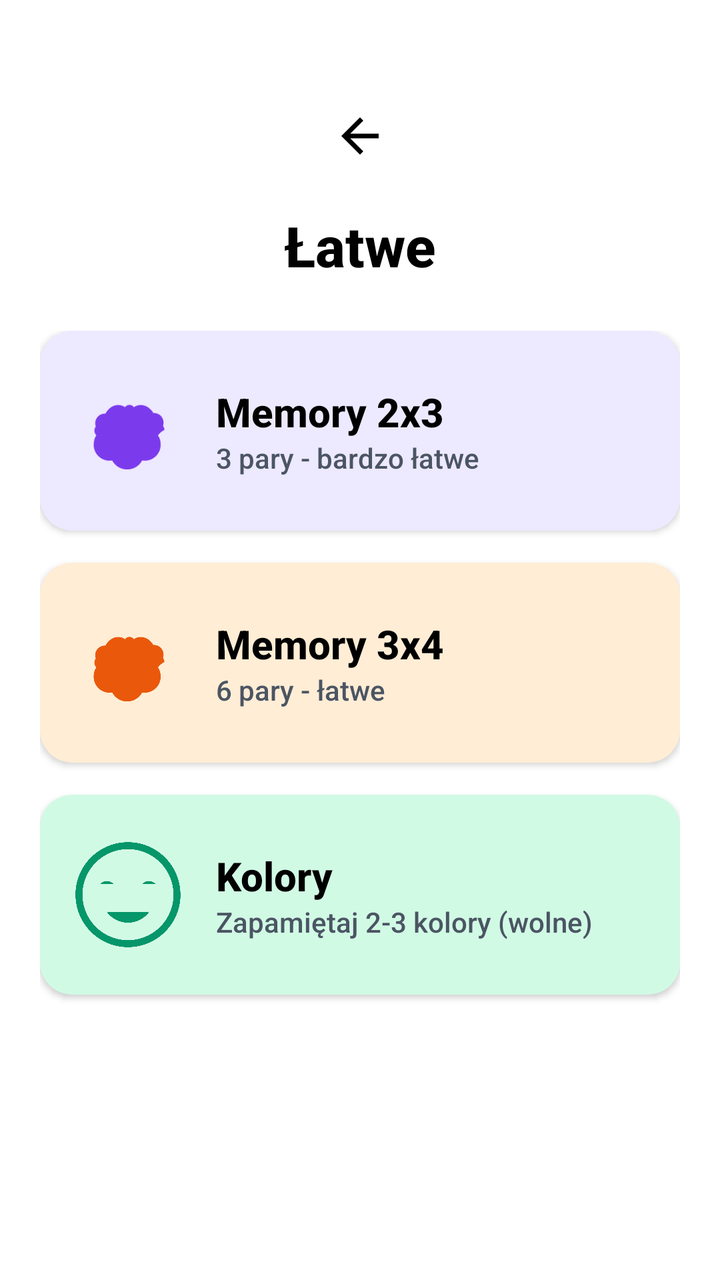
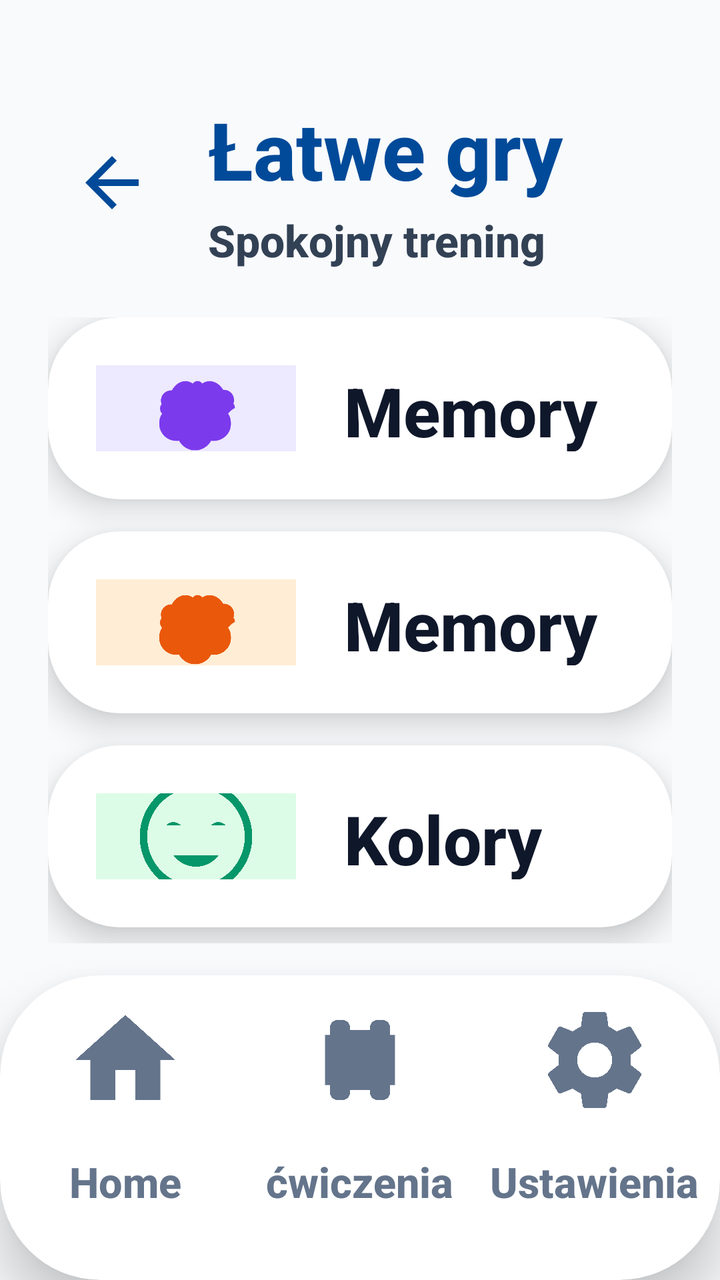

Compare the two renders of this Android layout. The source of the first and the diff that turns it into the second are given below.
<!-- AndroidManifest.xml: application theme Theme.Fitnessapp -->
<!-- res/layout/activity_easy_games.xml -->
<?xml version="1.0" encoding="utf-8"?>
<LinearLayout xmlns:android="http://schemas.android.com/apk/res/android"
    xmlns:app="http://schemas.android.com/apk/res-auto"
    android:layout_width="match_parent"
    android:layout_height="match_parent"
    android:background="@color/white"
    android:orientation="vertical"
    android:padding="20dp">

    
    <LinearLayout
        android:layout_width="match_parent"
        android:layout_height="wrap_content"
        android:gravity="center_horizontal"
        android:orientation="vertical"
        android:layout_marginTop="20dp">

        <ImageView
            android:id="@+id/btn_back"
            android:layout_width="56dp"
            android:layout_height="56dp"
            android:padding="14dp"
            android:src="@drawable/ic_back"
            app:tint="@color/black" />

        <TextView
            android:id="@+id/tv_title"
            android:layout_width="wrap_content"
            android:layout_height="wrap_content"
            android:layout_marginTop="8dp"
            android:text="Łatwe"
            android:textColor="@color/black"
            android:textSize="28sp"
            android:textStyle="bold" />
    </LinearLayout>

    
    <LinearLayout
        android:layout_width="match_parent"
        android:layout_height="0dp"
        android:layout_weight="1"
        android:orientation="vertical"
        android:layout_marginTop="24dp"
        android:gravity="center_horizontal">

        
        <androidx.cardview.widget.CardView
            android:id="@+id/card_memory_2x3"
            android:layout_width="match_parent"
            android:layout_height="100dp"
            android:clickable="true"
            android:focusable="true"
            app:cardCornerRadius="16dp"
            app:cardElevation="2dp"
            app:cardBackgroundColor="@color/purple_bg"
            app:strokeColor="@color/purple_border"
            app:strokeWidth="2dp">

            <LinearLayout
                android:layout_width="match_parent"
                android:layout_height="match_parent"
                android:orientation="horizontal"
                android:padding="16dp"
                android:gravity="center_vertical">

                <ImageView
                    android:layout_width="56dp"
                    android:layout_height="56dp"
                    android:src="@drawable/ic_brain"
                    app:tint="@color/purple_icon" />

                <LinearLayout
                    android:layout_width="wrap_content"
                    android:layout_height="wrap_content"
                    android:layout_marginStart="16dp"
                    android:orientation="vertical">

                    <TextView
                        android:layout_width="wrap_content"
                        android:layout_height="wrap_content"
                        android:text="Memory 2x3"
                        android:textColor="@color/black"
                        android:textSize="20sp"
                        android:textStyle="bold" />

                    <TextView
                        android:layout_width="wrap_content"
                        android:layout_height="wrap_content"
                        android:text="3 pary - bardzo łatwe"
                        android:textColor="@color/gray_text"
                        android:textSize="14sp" />
                </LinearLayout>
            </LinearLayout>
        </androidx.cardview.widget.CardView>

        
        <androidx.cardview.widget.CardView
            android:id="@+id/card_memory_3x4"
            android:layout_width="match_parent"
            android:layout_height="100dp"
            android:layout_marginTop="16dp"
            android:clickable="true"
            android:focusable="true"
            app:cardCornerRadius="16dp"
            app:cardElevation="2dp"
            app:cardBackgroundColor="@color/orange_bg"
            app:strokeColor="@color/orange_border"
            app:strokeWidth="2dp">

            <LinearLayout
                android:layout_width="match_parent"
                android:layout_height="match_parent"
                android:orientation="horizontal"
                android:padding="16dp"
                android:gravity="center_vertical">

                <ImageView
                    android:layout_width="56dp"
                    android:layout_height="56dp"
                    android:src="@drawable/ic_brain"
                    app:tint="@color/orange_icon" />

                <LinearLayout
                    android:layout_width="wrap_content"
                    android:layout_height="wrap_content"
                    android:layout_marginStart="16dp"
                    android:orientation="vertical">

                    <TextView
                        android:layout_width="wrap_content"
                        android:layout_height="wrap_content"
                        android:text="Memory 3x4"
                        android:textColor="@color/black"
                        android:textSize="20sp"
                        android:textStyle="bold" />

                    <TextView
                        android:layout_width="wrap_content"
                        android:layout_height="wrap_content"
                        android:text="6 pary - łatwe"
                        android:textColor="@color/gray_text"
                        android:textSize="14sp" />
                </LinearLayout>
            </LinearLayout>
        </androidx.cardview.widget.CardView>

        
        <androidx.cardview.widget.CardView
            android:id="@+id/card_colors_easy"
            android:layout_width="match_parent"
            android:layout_height="100dp"
            android:layout_marginTop="16dp"
            android:clickable="true"
            android:focusable="true"
            app:cardCornerRadius="16dp"
            app:cardElevation="2dp"
            app:cardBackgroundColor="@color/green_bg"
            app:strokeColor="@color/green_border"
            app:strokeWidth="2dp">

            <LinearLayout
                android:layout_width="match_parent"
                android:layout_height="match_parent"
                android:orientation="horizontal"
                android:padding="16dp"
                android:gravity="center_vertical">

                <ImageView
                    android:layout_width="56dp"
                    android:layout_height="56dp"
                    android:src="@drawable/ic_mood_happy"
                    app:tint="@color/green_icon" />

                <LinearLayout
                    android:layout_width="wrap_content"
                    android:layout_height="wrap_content"
                    android:layout_marginStart="16dp"
                    android:orientation="vertical">

                    <TextView
                        android:layout_width="wrap_content"
                        android:layout_height="wrap_content"
                        android:text="Kolory"
                        android:textColor="@color/black"
                        android:textSize="20sp"
                        android:textStyle="bold" />

                    <TextView
                        android:layout_width="wrap_content"
                        android:layout_height="wrap_content"
                        android:text="Zapamiętaj 2-3 kolory (wolne)"
                        android:textColor="@color/gray_text"
                        android:textSize="14sp" />
                </LinearLayout>
            </LinearLayout>
        </androidx.cardview.widget.CardView>

    </LinearLayout>

</LinearLayout>
<!-- resources referenced by this layout -->
<resources>
  <color name="black">#FF000000</color>
  <color name="gray_text">#4B5563</color>
  <color name="green_bg">#D1FAE5</color>
  <color name="green_border">#10B981</color>
  <color name="green_icon">#059669</color>
  <color name="orange_bg">#FFEDD5</color>
  <color name="orange_border">#F97316</color>
  <color name="orange_icon">#EA580C</color>
  <color name="purple_bg">#EDE9FE</color>
  <color name="purple_border">#8B5CF6</color>
  <color name="purple_icon">#7C3AED</color>
  <color name="white">#FFFFFFFF</color>
  <!-- drawable ic_back (drawable) -->
  <vector xmlns:android="http://schemas.android.com/apk/res/android"
      android:width="24dp"
      android:height="24dp"
      android:viewportWidth="24"
      android:viewportHeight="24">
      <path
          android:fillColor="#000000"
          android:pathData="M20,11H7.83l5.59,-5.59L12,4l-8,8 8,8 1.41,-1.41L7.83,13H20v-2z"/>
  </vector>
  <!-- drawable ic_mood_happy (drawable) -->
  <vector xmlns:android="http://schemas.android.com/apk/res/android"
      android:width="64dp"
      android:height="64dp"
      android:viewportWidth="64"
      android:viewportHeight="64">
      <path
          android:fillColor="#065F46"
          android:pathData="M32,2C15.43,2 2,15.43 2,32s13.43,30 30,30 30,-13.43 30,-30S48.57,2 32,2zM32,58C17.66,58 6,46.34 6,32S17.66,6 32,6s26,11.66 26,26S46.34,58 32,58z"/>
      <path
          android:fillColor="#065F46"
          android:pathData="M24,26c0,0 -4,-4 -8,0"/>
      <path
          android:fillColor="#065F46"
          android:pathData="M48,26c0,0 -4,-4 -8,0"/>
      <path
          android:fillColor="#065F46"
          android:pathData="M32,48c8,0 12,-6 12,-6H20C20,42 24,48 32,48z"/>
  </vector>
  <style name="Theme.Fitnessapp" parent="Base.Theme.Fitnessapp" />
  <style name="Base.Theme.Fitnessapp" parent="Theme.Material3.DayNight.NoActionBar">
          
          <item name="android:fontFamily">sans-serif-medium</item>
          <item name="android:textAllCaps">false</item>
      </style>
  <!-- unchanged entries left out for length: 1 -->
</resources>

<!-- the commit's change to res/layout/activity_easy_games.xml (unified diff, before → after) -->
@@ -1,94 +1,124 @@
 <?xml version="1.0" encoding="utf-8"?>
-<LinearLayout xmlns:android="http://schemas.android.com/apk/res/android"
+<androidx.constraintlayout.widget.ConstraintLayout xmlns:android="http://schemas.android.com/apk/res/android"
     xmlns:app="http://schemas.android.com/apk/res-auto"
     android:layout_width="match_parent"
     android:layout_height="match_parent"
-    android:background="@color/white"
-    android:orientation="vertical"
-    android:padding="20dp">
+    android:background="#F8FAFC">
 
     
     <LinearLayout
+        android:id="@+id/header_container"
         android:layout_width="match_parent"
         android:layout_height="wrap_content"
-        android:gravity="center_horizontal"
-        android:orientation="vertical"
-        android:layout_marginTop="20dp">
-
-        <ImageView
+        android:orientation="horizontal"
+        android:paddingHorizontal="24dp"
+        android:paddingTop="48dp"
+        android:gravity="center_vertical"
+        app:layout_constraintTop_toTopOf="parent">
+
+        <ImageButton
             android:id="@+id/btn_back"
-            android:layout_width="56dp"
-            android:layout_height="56dp"
-            android:padding="14dp"
+            android:layout_width="64dp"
+            android:layout_height="64dp"
+            android:background="?android:attr/selectableItemBackgroundBorderless"
             android:src="@drawable/ic_back"
-            app:tint="@color/black" />
-
-        <TextView
-            android:id="@+id/tv_title"
-            android:layout_width="wrap_content"
+            app:tint="#004A99"
+            android:scaleType="fitCenter"
+            android:padding="12dp" />
+
+        <LinearLayout
+            android:layout_width="0dp"
             android:layout_height="wrap_content"
-            android:layout_marginTop="8dp"
-            android:text="Łatwe"
-            android:textColor="@color/black"
-            android:textSize="28sp"
-            android:textStyle="bold" />
+            android:layout_weight="1"
+            android:orientation="vertical"
+            android:layout_marginStart="16dp">
+
+            <TextView
+                android:id="@+id/tv_title"
+                android:layout_width="match_parent"
+                android:layout_height="wrap_content"
+                android:text="Łatwe gry"
+                android:textColor="#004A99"
+                android:textSize="40sp"
+                android:textStyle="bold" />
+
+            <TextView
+                android:layout_width="match_parent"
+                android:layout_height="wrap_content"
+                android:layout_marginTop="4dp"
+                android:text="Spokojny trening"
+                android:textColor="#334155"
+                android:textSize="22sp"
+                android:textStyle="bold" />
+        </LinearLayout>
     </LinearLayout>
 
     
     <LinearLayout
         android:layout_width="match_parent"
         android:layout_height="0dp"
-        android:layout_weight="1"
         android:orientation="vertical"
-        android:layout_marginTop="24dp"
-        android:gravity="center_horizontal">
+        android:paddingHorizontal="24dp"
+        android:paddingTop="24dp"
+        android:paddingBottom="16dp"
+        app:layout_constraintTop_toBottomOf="@id/header_container"
+        app:layout_constraintBottom_toTopOf="@id/bottom_nav_container">
 
         
         <androidx.cardview.widget.CardView
             android:id="@+id/card_memory_2x3"
             android:layout_width="match_parent"
-            android:layout_height="100dp"
-            android:clickable="true"
-            android:focusable="true"
-            app:cardCornerRadius="16dp"
-            app:cardElevation="2dp"
-            app:cardBackgroundColor="@color/purple_bg"
-            app:strokeColor="@color/purple_border"
-            app:strokeWidth="2dp">
+            android:layout_height="0dp"
+            android:layout_weight="1"
+            android:layout_marginBottom="16dp"
+            app:cardCornerRadius="36dp"
+            app:cardElevation="10dp"
+            android:clickable="true"
+            android:focusable="true"
+            android:foreground="?android:attr/selectableItemBackground">
 
             <LinearLayout
                 android:layout_width="match_parent"
                 android:layout_height="match_parent"
+                android:gravity="center_vertical"
                 android:orientation="horizontal"
-                android:padding="16dp"
-                android:gravity="center_vertical">
-
-                <ImageView
-                    android:layout_width="56dp"
-                    android:layout_height="56dp"
-                    android:src="@drawable/ic_brain"
-                    app:tint="@color/purple_icon" />
+                android:padding="24dp">
+
+                <FrameLayout
+                    android:layout_width="100dp"
+                    android:layout_height="100dp">
+                    <View
+                        android:layout_width="match_parent"
+                        android:layout_height="match_parent"
+                        android:background="@drawable/bg_indicator_active"
+                        android:backgroundTint="#EDE9FE" />
+                    <ImageView
+                        android:layout_width="60dp"
+                        android:layout_height="60dp"
+                        android:layout_gravity="center"
+                        android:src="@drawable/ic_brain"
+                        app:tint="#7C3AED" />
+                </FrameLayout>
 
                 <LinearLayout
-                    android:layout_width="wrap_content"
+                    android:layout_width="match_parent"
                     android:layout_height="wrap_content"
-                    android:layout_marginStart="16dp"
+                    android:layout_marginStart="24dp"
                     android:orientation="vertical">
-
                     <TextView
                         android:layout_width="wrap_content"
                         android:layout_height="wrap_content"
                         android:text="Memory 2x3"
-                        android:textColor="@color/black"
-                        android:textSize="20sp"
-                        android:textStyle="bold" />
-
+                        android:textColor="#0F172A"
+                        android:textSize="34sp"
+                        android:textStyle="bold" />
                     <TextView
                         android:layout_width="wrap_content"
                         android:layout_height="wrap_content"
                         android:text="3 pary - bardzo łatwe"
-                        android:textColor="@color/gray_text"
-                        android:textSize="14sp" />
+                        android:textColor="#64748B"
+                        android:textSize="22sp"
+                        android:textStyle="bold" />
                 </LinearLayout>
             </LinearLayout>
         </androidx.cardview.widget.CardView>
@@ -97,49 +127,57 @@
         <androidx.cardview.widget.CardView
             android:id="@+id/card_memory_3x4"
             android:layout_width="match_parent"
-            android:layout_height="100dp"
-            android:layout_marginTop="16dp"
-            android:clickable="true"
-            android:focusable="true"
-            app:cardCornerRadius="16dp"
-            app:cardElevation="2dp"
-            app:cardBackgroundColor="@color/orange_bg"
-            app:strokeColor="@color/orange_border"
-            app:strokeWidth="2dp">
+            android:layout_height="0dp"
+            android:layout_weight="1"
+            android:layout_marginBottom="16dp"
+            app:cardCornerRadius="36dp"
+            app:cardElevation="10dp"
+            android:clickable="true"
+            android:focusable="true"
+            android:foreground="?android:attr/selectableItemBackground">
 
             <LinearLayout
                 android:layout_width="match_parent"
                 android:layout_height="match_parent"
+                android:gravity="center_vertical"
                 android:orientation="horizontal"
-                android:padding="16dp"
-                android:gravity="center_vertical">
-
-                <ImageView
-                    android:layout_width="56dp"
-                    android:layout_height="56dp"
-                    android:src="@drawable/ic_brain"
-                    app:tint="@color/orange_icon" />
+                android:padding="24dp">
+
+                <FrameLayout
+                    android:layout_width="100dp"
+                    android:layout_height="100dp">
+                    <View
+                        android:layout_width="match_parent"
+                        android:layout_height="match_parent"
+                        android:background="@drawable/bg_indicator_active"
+                        android:backgroundTint="#FFEDD5" />
+                    <ImageView
+                        android:layout_width="60dp"
+                        android:layout_height="60dp"
+                        android:layout_gravity="center"
+                        android:src="@drawable/ic_brain"
+                        app:tint="#EA580C" />
+                </FrameLayout>
 
                 <LinearLayout
-                    android:layout_width="wrap_content"
+                    android:layout_width="match_parent"
                     android:layout_height="wrap_content"
-                    android:layout_marginStart="16dp"
+                    android:layout_marginStart="24dp"
                     android:orientation="vertical">
-
                     <TextView
                         android:layout_width="wrap_content"
                         android:layout_height="wrap_content"
                         android:text="Memory 3x4"
-                        android:textColor="@color/black"
-                        android:textSize="20sp"
-                        android:textStyle="bold" />
-
-                    <TextView
-                        android:layout_width="wrap_content"
-                        android:layout_height="wrap_content"
-                        android:text="6 pary - łatwe"
-                        android:textColor="@color/gray_text"
-                        android:textSize="14sp" />
+                        android:textColor="#0F172A"
+                        android:textSize="34sp"
+                        android:textStyle="bold" />
+                    <TextView
+                        android:layout_width="wrap_content"
+                        android:layout_height="wrap_content"
+                        android:text="6 par - łatwe"
+                        android:textColor="#64748B"
+                        android:textSize="22sp"
+                        android:textStyle="bold" />
                 </LinearLayout>
             </LinearLayout>
         </androidx.cardview.widget.CardView>
@@ -148,53 +186,209 @@
         <androidx.cardview.widget.CardView
             android:id="@+id/card_colors_easy"
             android:layout_width="match_parent"
-            android:layout_height="100dp"
-            android:layout_marginTop="16dp"
-            android:clickable="true"
-            android:focusable="true"
-            app:cardCornerRadius="16dp"
-            app:cardElevation="2dp"
-            app:cardBackgroundColor="@color/green_bg"
-            app:strokeColor="@color/green_border"
-            app:strokeWidth="2dp">
+            android:layout_height="0dp"
+            android:layout_weight="1"
+            android:layout_marginBottom="8dp"
+            app:cardCornerRadius="36dp"
+            app:cardElevation="10dp"
+            android:clickable="true"
+            android:focusable="true"
+            android:foreground="?android:attr/selectableItemBackground">
 
             <LinearLayout
                 android:layout_width="match_parent"
                 android:layout_height="match_parent"
+                android:gravity="center_vertical"
                 android:orientation="horizontal"
-                android:padding="16dp"
-                android:gravity="center_vertical">
-
-                <ImageView
-                    android:layout_width="56dp"
-                    android:layout_height="56dp"
-                    android:src="@drawable/ic_mood_happy"
-                    app:tint="@color/green_icon" />
+                android:padding="24dp">
+
+                <FrameLayout
+                    android:layout_width="100dp"
+                    android:layout_height="100dp">
+                    <View
+                        android:layout_width="match_parent"
+                        android:layout_height="match_parent"
+                        android:background="@drawable/bg_indicator_active"
+                        android:backgroundTint="#DCFCE7" />
+                    <ImageView
+                        android:layout_width="60dp"
+                        android:layout_height="60dp"
+                        android:layout_gravity="center"
+                        android:src="@drawable/ic_mood_happy"
+                        app:tint="#059669" />
+                </FrameLayout>
 
                 <LinearLayout
-                    android:layout_width="wrap_content"
+                    android:layout_width="match_parent"
                     android:layout_height="wrap_content"
-                    android:layout_marginStart="16dp"
+                    android:layout_marginStart="24dp"
                     android:orientation="vertical">
-
                     <TextView
                         android:layout_width="wrap_content"
                         android:layout_height="wrap_content"
                         android:text="Kolory"
-                        android:textColor="@color/black"
-                        android:textSize="20sp"
-                        android:textStyle="bold" />
-
-                    <TextView
-                        android:layout_width="wrap_content"
-                        android:layout_height="wrap_content"
-                        android:text="Zapamiętaj 2-3 kolory (wolne)"
-                        android:textColor="@color/gray_text"
-                        android:textSize="14sp" />
+                        android:textColor="#0F172A"
+                        android:textSize="34sp"
+                        android:textStyle="bold" />
+                    <TextView
+                        android:layout_width="wrap_content"
+                        android:layout_height="wrap_content"
+                        android:text="Wolne tempo"
+                        android:textColor="#64748B"
+                        android:textSize="22sp"
+                        android:textStyle="bold" />
                 </LinearLayout>
             </LinearLayout>
         </androidx.cardview.widget.CardView>
 
     </LinearLayout>
 
-</LinearLayout>
+    <include
+        android:id="@+id/bottom_nav_container"
+        layout="@layout/layout_bottom_nav"
+        android:layout_width="match_parent"
+        android:layout_height="wrap_content"
+        app:layout_constraintBottom_toBottomOf="parent" />
+
+</androidx.constraintlayout.widget.ConstraintLayout>
+<!-- res/layout/layout_bottom_nav.xml (included above) -->
+<?xml version="1.0" encoding="utf-8"?>
+<androidx.cardview.widget.CardView xmlns:android="http://schemas.android.com/apk/res/android"
+    xmlns:app="http://schemas.android.com/apk/res-auto"
+    android:id="@+id/bottom_nav_container"
+    android:layout_width="match_parent"
+    android:layout_height="210dp"
+    app:cardCornerRadius="50dp"
+    app:cardElevation="16dp"
+    android:layout_marginBottom="-35dp">
+
+    <LinearLayout
+        android:layout_width="match_parent"
+        android:layout_height="match_parent"
+        android:orientation="horizontal"
+        android:paddingBottom="35dp"
+        android:paddingHorizontal="4dp"
+        android:gravity="bottom">
+
+        
+        <LinearLayout
+            android:id="@+id/nav_home"
+            android:layout_width="0dp"
+            android:layout_height="match_parent"
+            android:layout_weight="1"
+            android:gravity="center"
+            android:orientation="vertical"
+            android:clickable="true"
+            android:focusable="true"
+            android:background="?android:attr/selectableItemBackground">
+
+            <androidx.cardview.widget.CardView
+                android:id="@+id/nav_home_indicator"
+                android:layout_width="120dp"
+                android:layout_height="85dp"
+                app:cardCornerRadius="30dp"
+                app:cardElevation="0dp"
+                app:cardBackgroundColor="@android:color/transparent">
+                <ImageView
+                    android:id="@+id/nav_home_icon"
+                    android:layout_width="60dp"
+                    android:layout_height="60dp"
+                    android:layout_gravity="center"
+                    android:src="@drawable/ic_home"
+                    app:tint="#64748B" />
+            </androidx.cardview.widget.CardView>
+            <TextView
+                android:id="@+id/nav_home_text"
+                android:layout_width="wrap_content"
+                android:layout_height="wrap_content"
+                android:text="Home"
+                android:textColor="#64748B"
+                android:textStyle="bold"
+                android:textSize="21sp"
+                android:maxLines="1"
+                android:ellipsize="none"
+                android:layout_marginTop="4dp" />
+        </LinearLayout>
+
+        
+        <LinearLayout
+            android:id="@+id/nav_plan"
+            android:layout_width="0dp"
+            android:layout_height="match_parent"
+            android:layout_weight="1"
+            android:gravity="center"
+            android:orientation="vertical"
+            android:clickable="true"
+            android:focusable="true"
+            android:background="?android:attr/selectableItemBackground">
+
+            <androidx.cardview.widget.CardView
+                android:id="@+id/nav_plan_indicator"
+                android:layout_width="120dp"
+                android:layout_height="85dp"
+                app:cardCornerRadius="30dp"
+                app:cardElevation="0dp"
+                app:cardBackgroundColor="@android:color/transparent">
+                <ImageView
+                    android:id="@+id/nav_plan_icon"
+                    android:layout_width="60dp"
+                    android:layout_height="60dp"
+                    android:layout_gravity="center"
+                    android:src="@drawable/ic_dumbbell"
+                    app:tint="#64748B" />
+            </androidx.cardview.widget.CardView>
+            <TextView
+                android:id="@+id/nav_plan_text"
+                android:layout_width="wrap_content"
+                android:layout_height="wrap_content"
+                android:text="ćwiczenia"
+                android:textColor="#64748B"
+                android:textStyle="bold"
+                android:textSize="21sp"
+                android:maxLines="1"
+                android:ellipsize="none"
+                android:layout_marginTop="4dp" />
+        </LinearLayout>
+
+        
+        <LinearLayout
+            android:id="@+id/nav_settings"
+            android:layout_width="0dp"
+            android:layout_height="match_parent"
+            android:layout_weight="1"
+            android:gravity="center"
+            android:orientation="vertical"
+            android:clickable="true"
+            android:focusable="true"
+            android:background="?android:attr/selectableItemBackground">
+
+            <androidx.cardview.widget.CardView
+                android:id="@+id/nav_settings_indicator"
+                android:layout_width="120dp"
+                android:layout_height="85dp"
+                app:cardCornerRadius="30dp"
+                app:cardElevation="0dp"
+                app:cardBackgroundColor="@android:color/transparent">
+                <ImageView
+                    android:id="@+id/nav_settings_icon"
+                    android:layout_width="60dp"
+                    android:layout_height="60dp"
+                    android:layout_gravity="center"
+                    android:src="@drawable/ic_settings"
+                    app:tint="#64748B" />
+            </androidx.cardview.widget.CardView>
+            <TextView
+                android:id="@+id/nav_settings_text"
+                android:layout_width="wrap_content"
+                android:layout_height="wrap_content"
+                android:text="Ustawienia"
+                android:textColor="#64748B"
+                android:textStyle="bold"
+                android:textSize="21sp"
+                android:maxLines="1"
+                android:ellipsize="none"
+                android:layout_marginTop="4dp" />
+        </LinearLayout>
+
+    </LinearLayout>
+</androidx.cardview.widget.CardView>
<!-- resource entries referenced after the edit -->
@@ -1,17 +1,12 @@
 <!-- resources referenced by this layout -->
 <resources>
-  <color name="black">#FF000000</color>
-  <color name="gray_text">#4B5563</color>
-  <color name="green_bg">#D1FAE5</color>
-  <color name="green_border">#10B981</color>
-  <color name="green_icon">#059669</color>
-  <color name="orange_bg">#FFEDD5</color>
-  <color name="orange_border">#F97316</color>
-  <color name="orange_icon">#EA580C</color>
-  <color name="purple_bg">#EDE9FE</color>
-  <color name="purple_border">#8B5CF6</color>
-  <color name="purple_icon">#7C3AED</color>
-  <color name="white">#FFFFFFFF</color>
+  <!-- drawable bg_indicator_active (drawable) -->
+  <?xml version="1.0" encoding="utf-8"?>
+  <shape xmlns:android="http://schemas.android.com/apk/res/android"
+      android:shape="rectangle">
+      <solid android:color="@color/blue_primary" />
+      <corners android:radius="4dp" />
+  </shape>
   <!-- drawable ic_back (drawable) -->
   <vector xmlns:android="http://schemas.android.com/apk/res/android"
       android:width="24dp"
@@ -21,6 +16,26 @@
       <path
           android:fillColor="#000000"
           android:pathData="M20,11H7.83l5.59,-5.59L12,4l-8,8 8,8 1.41,-1.41L7.83,13H20v-2z"/>
+  </vector>
+  <!-- drawable ic_dumbbell (drawable) -->
+  <vector xmlns:android="http://schemas.android.com/apk/res/android"
+      android:width="24dp"
+      android:height="24dp"
+      android:viewportWidth="24"
+      android:viewportHeight="24">
+      <path
+          android:fillColor="#000000"
+          android:pathData="M18,18.5V17H19V7H18V5.5A1.5,1.5 0,0 0,16.5 4H15.5A1.5,1.5 0,0 0,14 5.5V6H10V5.5A1.5,1.5 0,0 0,8.5 4H7.5A1.5,1.5 0,0 0,6 5.5V7H5V17H6V18.5A1.5,1.5 0,0 0,7.5 20H8.5A1.5,1.5 0,0 0,10 18.5V18H14V18.5A1.5,1.5 0,0 0,15.5 20H16.5A1.5,1.5 0,0 0,18 18.5Z"/>
+  </vector>
+  <!-- drawable ic_home (drawable) -->
+  <vector xmlns:android="http://schemas.android.com/apk/res/android"
+      android:width="24dp"
+      android:height="24dp"
+      android:viewportWidth="24"
+      android:viewportHeight="24">
+      <path
+          android:fillColor="#FF000000"
+          android:pathData="M10,20V14H14V20H19V12H22L12,3L2,12H5V20H10Z" />
   </vector>
   <!-- drawable ic_mood_happy (drawable) -->
   <vector xmlns:android="http://schemas.android.com/apk/res/android"
@@ -41,7 +56,18 @@
           android:fillColor="#065F46"
           android:pathData="M32,48c8,0 12,-6 12,-6H20C20,42 24,48 32,48z"/>
   </vector>
+  <!-- drawable ic_settings (drawable) -->
+  <vector xmlns:android="http://schemas.android.com/apk/res/android"
+      android:width="24dp"
+      android:height="24dp"
+      android:viewportWidth="24"
+      android:viewportHeight="24">
+      <path
+          android:fillColor="@android:color/white"
+          android:pathData="M19.14,12.94c0.04,-0.3 0.06,-0.61 0.06,-0.94c0,-0.32 -0.02,-0.64 -0.07,-0.94l2.03,-1.58c0.18,-0.14 0.23,-0.41 0.12,-0.61l-1.92,-3.32c-0.12,-0.22 -0.37,-0.29 -0.59,-0.22l-2.39,0.96c-0.5,-0.38 -1.03,-0.7 -1.62,-0.94L14.4,2.81c-0.04,-0.24 -0.24,-0.41 -0.48,-0.41h-3.84c-0.24,0 -0.43,0.17 -0.47,0.41L9.25,5.35C8.66,5.59 8.13,5.91 7.63,6.29L5.24,5.33c-0.22,-0.08 -0.47,0 -0.59,0.22L2.74,8.87C2.62,9.08 2.66,9.34 2.84,9.48l2.03,1.58C4.82,11.36 4.8,11.68 4.8,12c0,0.32 0.02,0.64 0.07,0.94l-2.03,1.58c-0.18,0.14 -0.23,0.41 -0.12,0.61l1.92,3.32c0.12,0.22 0.37,0.29 0.59,0.22l2.39,-0.96c0.5,0.38 1.03,0.7 1.62,0.94l0.36,2.54c0.05,0.24 0.24,0.41 0.48,0.41h3.84c0.24,0 0.44,-0.17 0.47,-0.41l0.36,-2.54c0.59,-0.24 1.13,-0.56 1.62,-0.94l2.39,0.96c0.22,0.08 0.47,0 0.59,-0.22l1.92,-3.32c0.12,-0.22 0.07,-0.47 -0.12,-0.61l-2.01,-1.58zM12,15.5c-1.93,0 -3.5,-1.57 -3.5,-3.5s1.57,-3.5 3.5,-3.5s3.5,1.57 3.5,3.5s-1.57,3.5 -3.5,3.5z"/>
+  </vector>
   <style name="Theme.Fitnessapp" parent="Base.Theme.Fitnessapp" />
+  <color name="blue_primary">#2563EB</color>
   <style name="Base.Theme.Fitnessapp" parent="Theme.Material3.DayNight.NoActionBar">
           
           <item name="android:fontFamily">sans-serif-medium</item>
